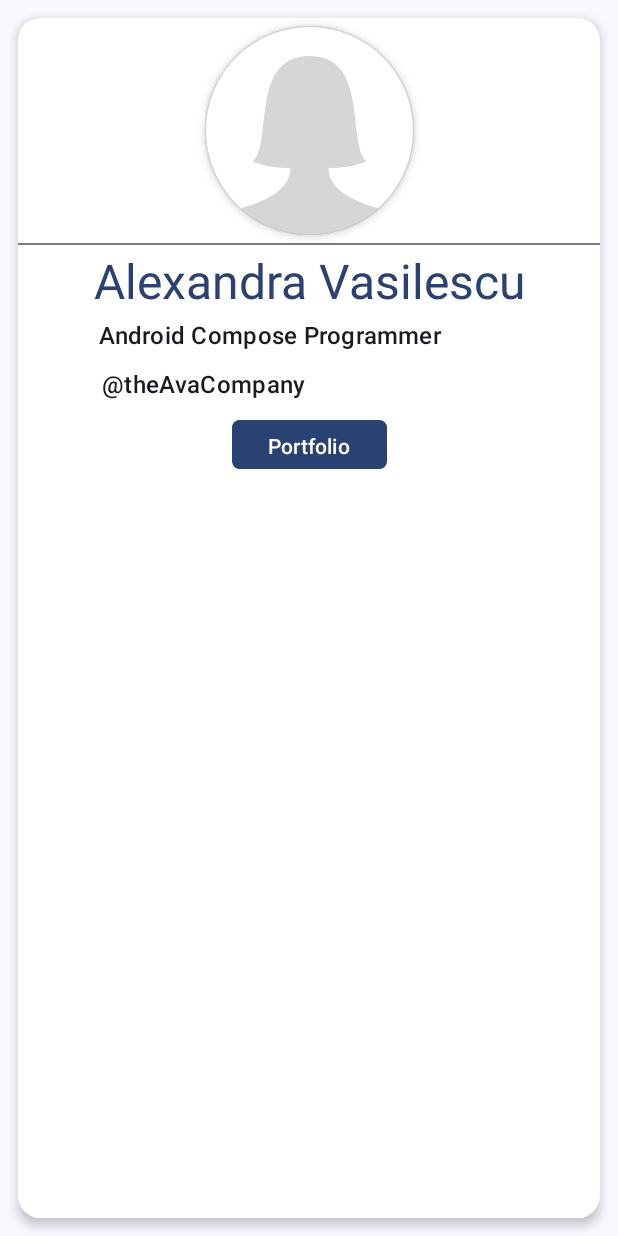
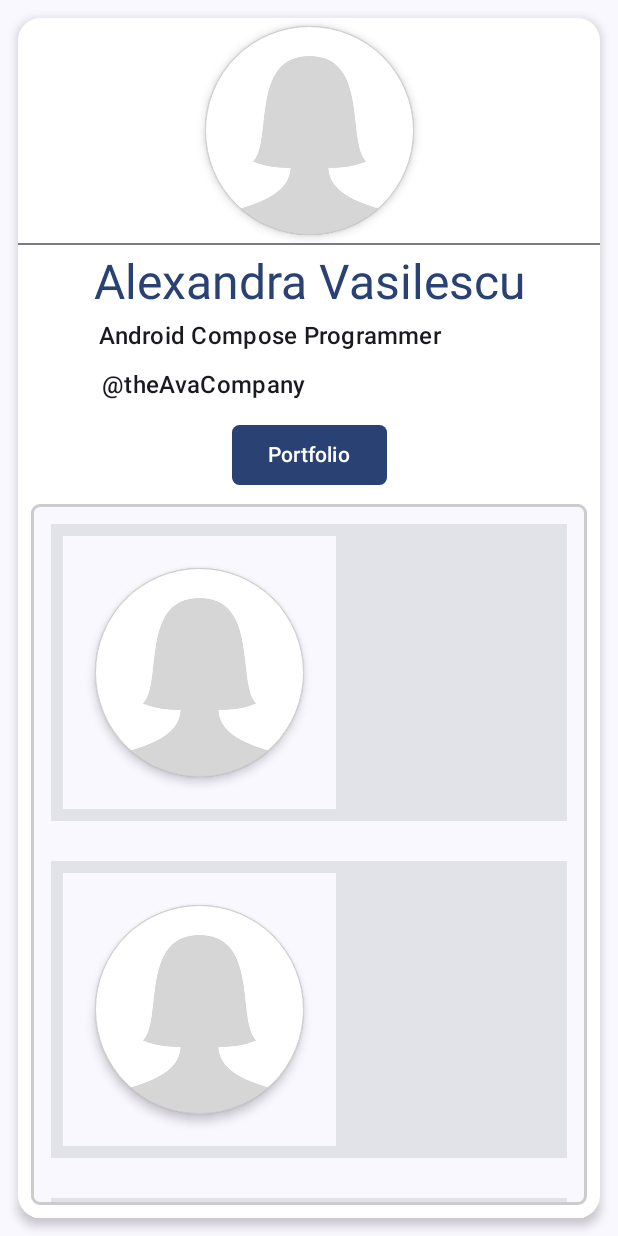
Before and after one commit to sc-kat/MyBizzApplication, an Android app built with Jetpack Compose: the screen it shows after launch (MainActivity), after a tap on "Portfolio", on a phone screen of 412 x 824 dp. Run offline under Robolectric (Android 15) with nearby library versions, the phone set to English and light mode, and no system bars.

Commit message:
Making the content to be seen when pushing the button.

```diff
--- a/app/src/main/java/com/example/myapplication/MainActivity.kt
+++ b/app/src/main/java/com/example/myapplication/MainActivity.kt
@@ -5,13 +5,14 @@ import androidx.activity.ComponentActivity
 import androidx.activity.compose.setContent
 import androidx.compose.foundation.BorderStroke
 import androidx.compose.foundation.Image
+import androidx.compose.foundation.background
 import androidx.compose.foundation.layout.Arrangement
 import androidx.compose.foundation.layout.Box
 import androidx.compose.foundation.layout.Column
+import androidx.compose.foundation.layout.Row
 import androidx.compose.foundation.layout.fillMaxHeight
 import androidx.compose.foundation.layout.fillMaxSize
 import androidx.compose.foundation.layout.fillMaxWidth
-import androidx.compose.foundation.layout.height
 import androidx.compose.foundation.layout.padding
 import androidx.compose.foundation.layout.size
 import androidx.compose.foundation.layout.width
@@ -33,6 +34,7 @@ import androidx.compose.runtime.remember
 import androidx.compose.ui.Alignment
 import androidx.compose.ui.Modifier
 import androidx.compose.ui.graphics.Color
+import androidx.compose.ui.graphics.RectangleShape
 import androidx.compose.ui.layout.ContentScale
 import androidx.compose.ui.res.painterResource
 import androidx.compose.ui.tooling.preview.Preview
@@ -56,7 +58,57 @@ class MainActivity : ComponentActivity() {
     }
 }
 
-@Preview
+@Composable
+fun CreateBizCard() {
+
+    val buttonClickedState = remember {
+        mutableStateOf(false)
+    }
+
+    Surface(
+        modifier = Modifier
+            .fillMaxWidth()
+            .fillMaxHeight()
+    )
+    {
+        Card(
+            modifier = Modifier
+                .width(200.dp)
+                .padding(12.dp),
+            shape = RoundedCornerShape(corner = CornerSize(15.dp)),
+            colors = CardDefaults.cardColors(Color.White),
+            elevation = CardDefaults.cardElevation(4.dp)
+        ) {
+            Column(
+//                modifier = Modifier.height(300.dp),
+                verticalArrangement = Arrangement.Top,
+                horizontalAlignment = Alignment.CenterHorizontally
+            ) {
+                CreateImageProfile()
+                Divider()
+                CreateInfo()
+                Button(
+                    onClick = {
+                        buttonClickedState.value = !buttonClickedState.value
+
+                    },
+                    shape = RoundedCornerShape(corner = CornerSize(5.dp))
+                ) {
+                    Text(
+                        "Portfolio",
+                        style = MaterialTheme.typography.labelLarge
+                    )
+                }
+                if (buttonClickedState.value) {
+                    Content()
+                }
+
+            }
+        }
+    }
+
+}
+
 @Composable
 fun Content() {
     Box(
@@ -73,9 +125,7 @@ fun Content() {
             shape = RoundedCornerShape(corner = CornerSize(6.dp)),
             border = BorderStroke(width = 2.dp, color = Color.LightGray)
         ) {
-
             Portfolio(data = listOf("Project1", "Project2", "Project3"))
-
         }
     }
 }
@@ -84,56 +134,19 @@ fun Content() {
 fun Portfolio(data: List<String>) {
     LazyColumn {
         items(data) { item ->
-            Text(item)
-        }
-    }
-}
-
-@Composable
-fun CreateBizCard() {
-
-    val buttonClickedState = remember {
-        mutableStateOf(false)
-    }
-
-    Surface(
-        modifier = Modifier
-            .fillMaxWidth()
-            .fillMaxHeight()
-    )
-    {
             Card(
                 modifier = Modifier
-                .width(200.dp)
-                .height(390.dp)
-                .padding(12.dp),
-            shape = RoundedCornerShape(corner = CornerSize(15.dp)),
-            colors = CardDefaults.cardColors(Color.White),
-            elevation = CardDefaults.cardElevation(4.dp)
+                    .padding(13.dp)
+                    .fillMaxWidth(),
+                shape = RectangleShape
             ) {
-            Column(
-                modifier = Modifier.height(300.dp),
-                verticalArrangement = Arrangement.Top,
-                horizontalAlignment = Alignment.CenterHorizontally
+                Row(
+                    modifier = Modifier
+                        .padding(8.dp)
+                        .background(MaterialTheme.colorScheme.surface)
+                        .padding(16.dp)
                 ) {
                     CreateImageProfile()
-                Divider()
-                CreateInfo()
-                Button(
-                    onClick = {
-                        buttonClickedState.value = !buttonClickedState.value
-                    },
-                    shape = RoundedCornerShape(corner = CornerSize(5.dp))
-                ) {
-                    Text(
-                        "Portfolio",
-                        style = MaterialTheme.typography.labelLarge
-                    )
-                }
-                if (buttonClickedState.value) {
-                    Content()
-                } else {
-                    Box {
 
                 }
             }
@@ -141,7 +154,6 @@ fun CreateBizCard() {
     }
 }
 
-}
 
 @Composable
 private fun CreateInfo() {
```
Lines whose indentation alone changed are shown as unchanged.
